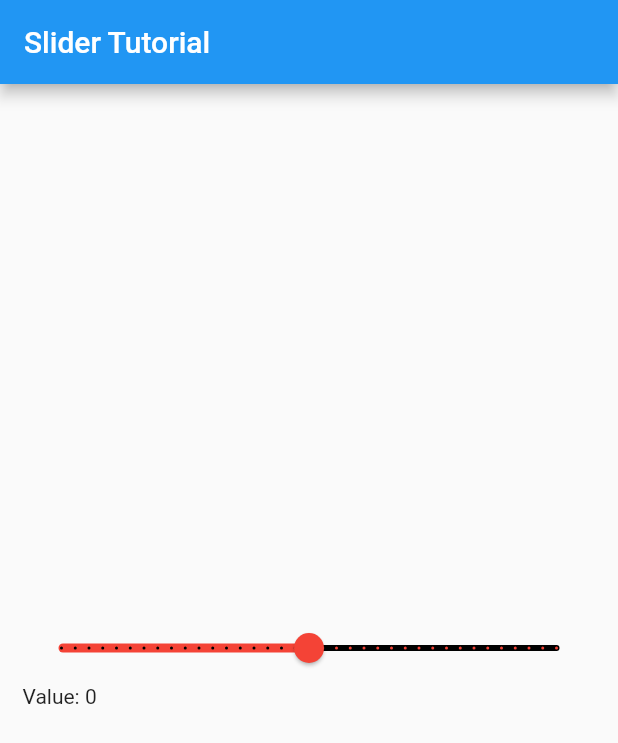
After one commit to SteensG/winwatt-solar-simulator, a Flutter app: the screen it shows after launch, on a phone screen of 412 x 824 dp. The commit adds this screen. Shown: the top 743 px of the screen. Run offline on Flutter 3.47's test engine with Material 2 defaults, Android fonts, the phone set to English and light mode, and no system bars.

Commit message:
slider added

```diff
--- a/lib/main.dart
+++ b/lib/main.dart
@@ -1,5 +1,6 @@
 import 'package:flutter/material.dart';
 import 'package:winwatt_solar_simulator/simulator_screen.dart';
+import 'package:winwatt_solar_simulator/slider.dart';
 
 void main() => runApp(App());
 
@@ -8,7 +9,7 @@ class App extends StatelessWidget {
   Widget build(BuildContext context) {
     return MaterialApp(
       title: "Calculator",
-      home: Calculator()
+      home: SliderScreen()
     );
   }
 }
--- /dev/null
+++ b/lib/slider.dart
@@ -0,0 +1,56 @@
+import 'package:flutter/material.dart';
+
+//
+
+class SliderScreen extends StatefulWidget {
+    @override
+    _SliderScreenState createState() {
+      return _SliderScreenState();
+    }
+  }
+
+  class _SliderScreenState extends State {
+    int _value = 0;
+
+    @override
+    Widget build(BuildContext context) {
+      return MaterialApp(
+        title: 'Slider Tutorial',
+        home: Scaffold(
+          appBar: AppBar(
+            title: Text('Slider Tutorial'),
+          ),
+          body: Padding(
+            padding: EdgeInsets.all(15.0),
+            child: Center(
+              child: Column(
+                mainAxisAlignment: MainAxisAlignment.center,
+                crossAxisAlignment: CrossAxisAlignment.start,
+                children: [
+
+                  Slider(
+                        value: _value.toDouble(),
+                        min: -90.0,
+                        max: 90.0,
+                        divisions: 36,
+                        activeColor: Colors.red,
+                        inactiveColor: Colors.black,
+                        label: 'Set a value',
+                        onChanged: (double newValue) {
+                          setState(() {
+                            _value = newValue.round();
+                          });
+                        },
+                    ),
+                    Text(
+
+                    'Value: ${(_value).round()}',
+                  ),
+                ]
+              )
+            ),
+          )
+        ),
+      );
+    }
+  }
```
Also changed, not shown: lib/simulator_screen.dart (+25 -3 lines).
